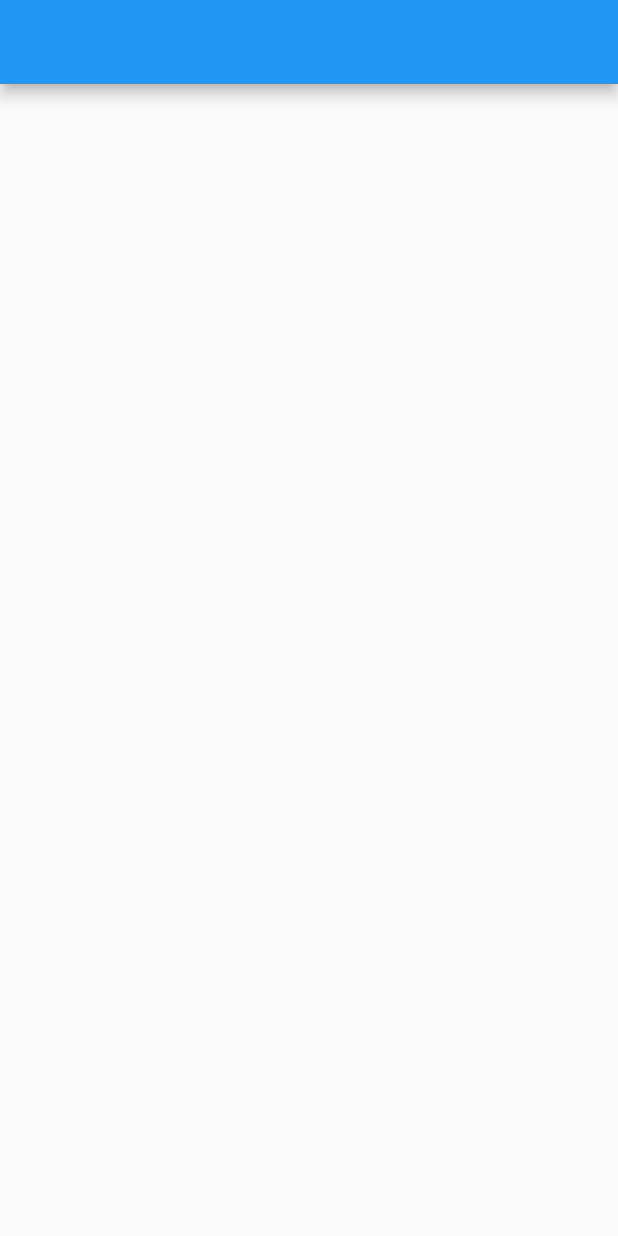
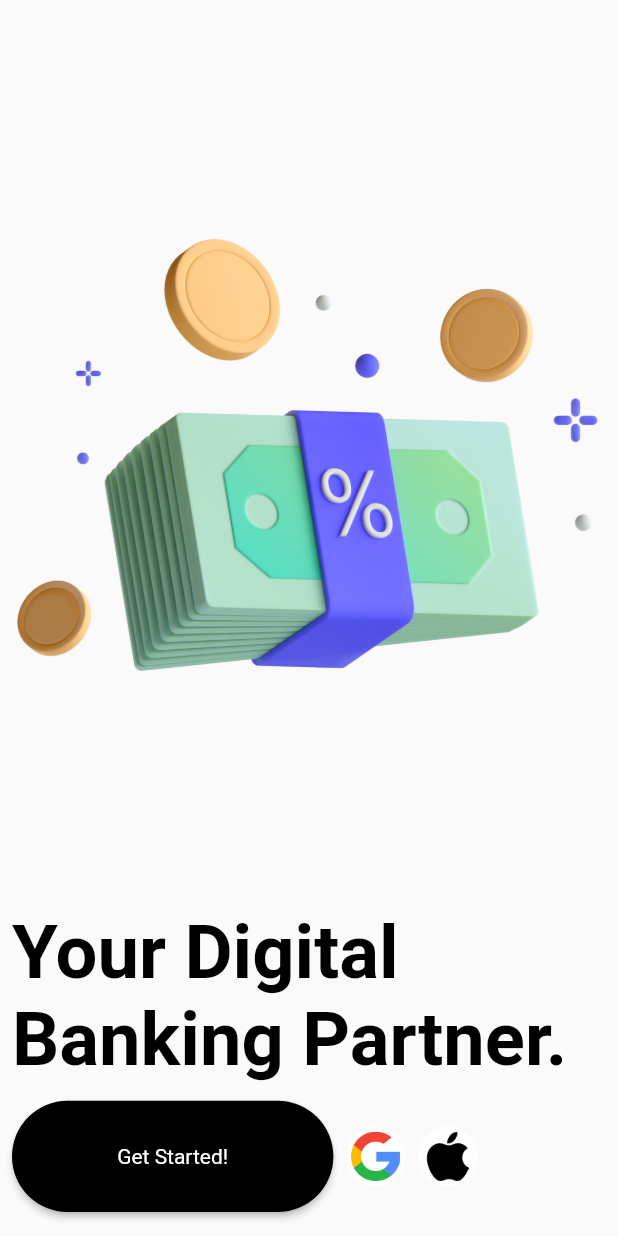
Before and after one commit to ShakibulDeveloper/Mobile-Banking-App, a Flutter app: the screen it shows after launch, on a phone screen of 412 x 824 dp. Run offline on Flutter 3.47's test engine with Material 2 defaults, Android fonts, the phone set to English and light mode, and no system bars; our stand-ins replace sizer.

Commit message:
3 Screens Added

```diff
--- a/lib/main.dart
+++ b/lib/main.dart
@@ -1,4 +1,14 @@
 import 'package:flutter/material.dart';
+import 'package:sizer/sizer.dart';
+
+//screens
+import 'package:mobile_banking_app/screens/welcome.dart';
+
+//styles
+import 'package:mobile_banking_app/styles/text.dart';
+import 'package:mobile_banking_app/styles/elevated_button.dart';
+import 'package:mobile_banking_app/styles/appbar.dart';
+import 'package:mobile_banking_app/styles/bottom_appbar.dart';
 
 void main(){
   runApp(const MyApp());
@@ -9,22 +19,21 @@ class MyApp extends StatelessWidget{
 
   @override
   Widget build(BuildContext context) {
-    return const MaterialApp(
-      home: WelcomeScreen(),
-      title: 'Mobile Banking App',
+    return Sizer(
+      builder: (context, orientation, deviceType) {
+        return MaterialApp(
+          debugShowCheckedModeBanner: false,
+          home: const WelcomeScreen(),
+          title: 'Mobile Banking App',
+          theme: ThemeData(
+            textTheme: headlineTextStyle(),
+            elevatedButtonTheme: elevatedButtonStyle(),
+            appBarTheme: appBarStyle(),
+            bottomAppBarTheme: bottomAppBarStyle(),
+          ),
+        );
+      }
     );
   }
 
 }
-
-class WelcomeScreen extends StatelessWidget{
-  const WelcomeScreen({super.key});
-
-  @override
-  Widget build(BuildContext context) {
-    return Scaffold(
-      appBar: AppBar(),
-    );
-  }
-
-}
--- /dev/null
+++ b/lib/screens/welcome.dart
@@ -0,0 +1,28 @@
+import "package:flutter/material.dart";
+import 'package:sizer/sizer.dart';
+
+//widgets
+import 'package:mobile_banking_app/widgets/bottom_appbar.dart';
+
+class WelcomeScreen extends StatelessWidget{
+  const WelcomeScreen({super.key});
+
+  @override
+  Widget build(BuildContext context) {
+    return Scaffold(
+      body: Column(
+        children: [
+          SizedBox(height: 1.h),
+          Expanded(
+            child: AspectRatio(
+              aspectRatio: 4/3,
+              child: Image.asset("assets/welcome/fiat_money.png"),
+            ),
+          )
+        ],
+      ),
+      bottomNavigationBar: const BottomAppBarWidget(),
+    );
+  }
+
+}
--- /dev/null
+++ b/lib/styles/appbar.dart
@@ -0,0 +1,11 @@
+import 'package:flutter/material.dart';
+
+AppBarTheme appBarStyle(){
+  return const AppBarTheme(
+    backgroundColor: Colors.transparent,
+    elevation: 0,
+    iconTheme: IconThemeData(
+      color: Colors.black,
+    ),
+  );
+}
--- /dev/null
+++ b/lib/styles/bottom_appbar.dart
@@ -0,0 +1,8 @@
+import 'package:flutter/material.dart';
+
+BottomAppBarTheme bottomAppBarStyle(){
+  return const BottomAppBarTheme(
+    elevation: 0,
+    color: Colors.transparent,
+  );
+}
--- /dev/null
+++ b/lib/styles/elevated_button.dart
@@ -0,0 +1,13 @@
+import 'package:flutter/material.dart';
+
+ElevatedButtonThemeData elevatedButtonStyle(){
+  return ElevatedButtonThemeData(
+    style: ElevatedButton.styleFrom(
+      backgroundColor: Colors.black,
+      shape: RoundedRectangleBorder(borderRadius: BorderRadius.circular(50)),
+      textStyle: const TextStyle(
+        fontWeight: FontWeight.w400,
+      ),
+    ),
+  );
+}
--- /dev/null
+++ b/lib/styles/text.dart
@@ -0,0 +1,17 @@
+import 'package:flutter/material.dart';
+import 'package:sizer/sizer.dart';
+
+TextTheme headlineTextStyle(){
+  return TextTheme(
+    headlineLarge: TextStyle(
+      fontSize: 36.sp,
+      fontWeight: FontWeight.bold,
+      color: Colors.black,
+    ),
+    bodySmall: TextStyle(
+      color: Colors.grey,
+      fontSize: 14.sp,
+      fontWeight: FontWeight.w100,
+    ),
+  );
+}
--- /dev/null
+++ b/lib/styles/theme_color.dart
@@ -0,0 +1,5 @@
+import 'dart:ui';
+
+class ThemeColor {
+  static const primaryColor = Color(0xFF6963fe);
+}
--- /dev/null
+++ b/lib/widgets/bottom_appbar.dart
@@ -0,0 +1,53 @@
+import 'package:flutter/material.dart';
+import 'package:sizer/sizer.dart';
+
+//screens
+import 'package:mobile_banking_app/screens/login.dart';
+
+class BottomAppBarWidget extends StatelessWidget{
+  const BottomAppBarWidget({super.key});
+
+  @override
+  Widget build(BuildContext context) {
+    return BottomAppBar(
+      child: Column(
+        crossAxisAlignment: CrossAxisAlignment.start,
+        mainAxisSize: MainAxisSize.min,
+        children: [
+          Padding(
+            padding: const EdgeInsets.symmetric(horizontal: 8),
+            child: Text("Your Digital Banking Partner.", style: Theme.of(context).textTheme.headlineLarge),
+          ),
+          Padding(
+            padding: const EdgeInsets.fromLTRB(8.0, 12.0, 8.0, 16.0),
+            child: Row(
+              children: [
+                SizedBox(
+                  width: 52.w,
+                  height: 54.sp,
+                  child: ElevatedButton(
+                      onPressed: (){
+                        Navigator.push(context, MaterialPageRoute(builder: (context) => const LoginScreen()));
+                      },
+                      child: const Text("Get Started!")
+                  ),
+                ),
+                SizedBox(width: 2.w),
+                CircleAvatar(
+                  backgroundColor: Colors.white70,
+                  child: Image.asset("assets/search.png", width: 24.sp,),
+                ),
+                SizedBox(width: 2.w),
+                CircleAvatar(
+                  backgroundColor: Colors.white70,
+                  child: Image.asset("assets/apple.png", width: 24.sp,),
+                ),
+              ],
+            ),
+          ),
+        ],
+      ),
+    );
+  }
+
+}
```
Also changed, not shown: lib/screens/login.dart (added, +57 -0 lines), lib/screens/verify.dart (added, +59 -0 lines), lib/styles/input.dart (added, +11 -0 lines), lib/widgets/verify_input.dart (added, +27 -0 lines), pubspec.yaml (+4 -3 lines), assets/apple.png (added), assets/search.png (added), assets/welcome/fiat_money.png (added), pubspec.lock.
